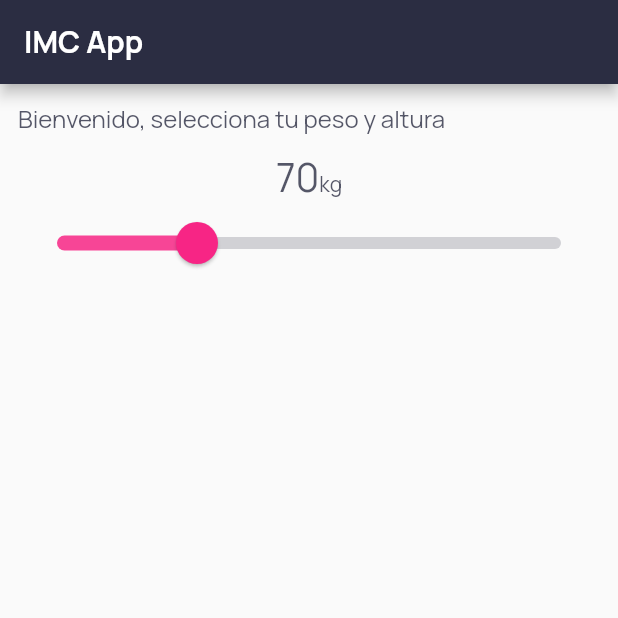
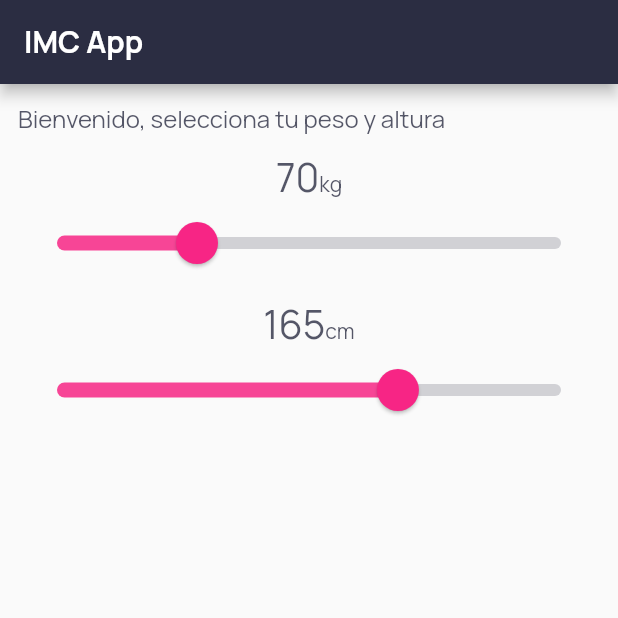
Before and after one commit to ehbarrionuevo/flutter_codigo2_imc, a Flutter app: the screen it shows after launch, on a phone screen of 412 x 824 dp, the top half of it. Run offline on Flutter 3.47's test engine with Material 2 defaults, Android fonts, the phone set to English and light mode, and no system bars.

Commit message:
Init 2.0

```diff
--- a/lib/home_page.dart
+++ b/lib/home_page.dart
@@ -6,7 +6,9 @@ class HomePage extends StatefulWidget {
 }
 
 class _HomePageState extends State<HomePage> {
+
   double weight = 70;
+  double height = 165;
 
   @override
   Widget build(BuildContext context) {
@@ -84,6 +86,56 @@ class _HomePageState extends State<HomePage> {
               ),
             ),
 
+            const SizedBox(
+              height: 10.0,
+            ),
+
+            Row(
+              mainAxisAlignment: MainAxisAlignment.center,
+              crossAxisAlignment: CrossAxisAlignment.baseline,
+              textBaseline: TextBaseline.alphabetic,
+              children: [
+                Text(
+                  height.toInt().toString(),
+                  style: TextStyle(
+                      fontSize: 26.0,
+                      fontFamily: "Manrope",
+                      color: Color(0xff2b2d42).withOpacity(0.80)),
+                ),
+                Text(
+                  "cm",
+                  style: TextStyle(
+                      fontSize: 14.0,
+                      fontFamily: "Manrope",
+                      color: Color(0xff2b2d42).withOpacity(0.80)),
+                ),
+              ],
+            ),
+            SliderTheme(
+              data: SliderThemeData(
+                  activeTrackColor: Color(0xfff72585).withOpacity(0.85),
+                  inactiveTrackColor: Color(0xff2b2d42).withOpacity(0.2),
+                  overlayColor: Color(0xfff72585).withOpacity(0.3),
+                  thumbColor: Color(0xfff72585),
+                  thumbShape: RoundSliderThumbShape(
+                    enabledThumbRadius: 14.0,
+                  ),
+                  overlayShape: RoundSliderOverlayShape(
+                    overlayRadius: 26.0,
+                  ),
+                  trackHeight: 8.0
+              ),
+              child: Slider(
+                value: height,
+                min: 50,
+                max: 220,
+                onChanged: (double value) {
+                  height = value;
+                  setState(() {});
+                },
+              ),
+            ),
+
           ],
         ),
       ),
```
